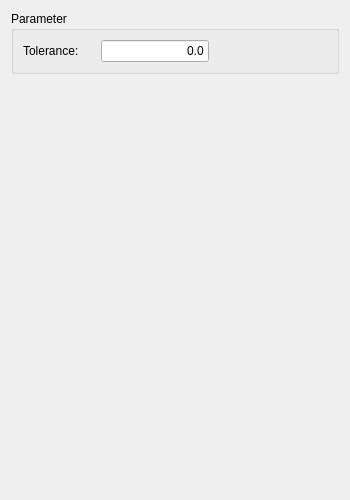
Old version of the form src/Mod/Fem/Gui/Resources/ui/ConstraintTie.ui in the repository southseact-3d/fcd.
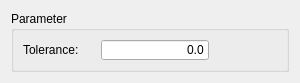
New version of the form. Custom widgets are drawn as their Qt base class.

The edit to the form file:
```diff
--- a/src/Mod/Fem/Gui/Resources/ui/ConstraintTie.ui
+++ b/src/Mod/Fem/Gui/Resources/ui/ConstraintTie.ui
@@ -6,8 +6,8 @@
    <rect>
     <x>0</x>
     <y>0</y>
-    <width>350</width>
-    <height>500</height>
+    <width>300</width>
+    <height>79</height>
    </rect>
   </property>
   <property name="windowTitle">
@@ -83,19 +83,6 @@
      </layout>
     </widget>
    </item>
-   <item>
-    <spacer name="verticalSpacer_2">
-     <property name="orientation">
-      <enum>Qt::Vertical</enum>
-     </property>
-     <property name="sizeHint" stdset="0">
-      <size>
-       <width>20</width>
-       <height>40</height>
-      </size>
-     </property>
-    </spacer>
-   </item>
   </layout>
  </widget>
  <customwidgets>
```
